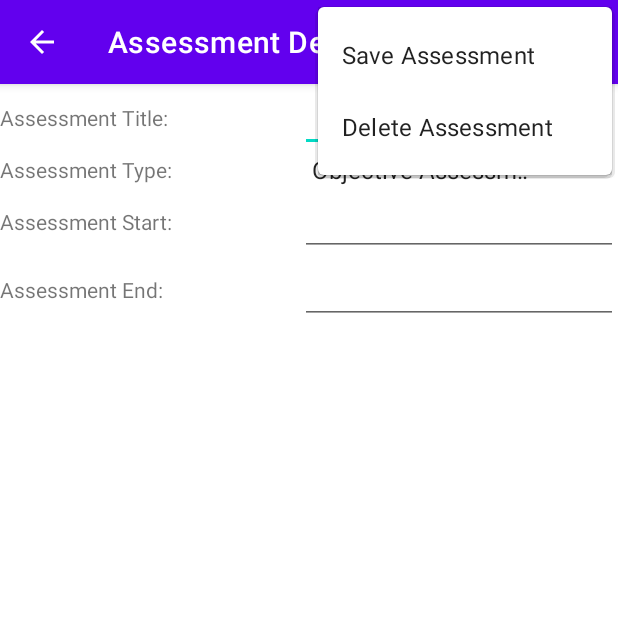
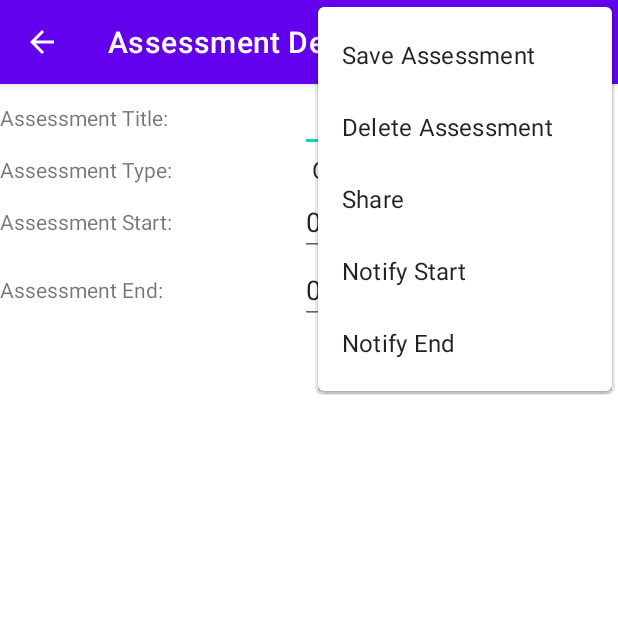
Before and after one commit to h0rak/termsApp, an Android app: the AssessmentDetail screen opened directly, with no data from a screen before it, with the options menu open, on a phone screen of 412 x 824 dp, the top half of it. Run offline under Robolectric (Android 15) with nearby library versions, the phone set to English and light mode, and no system bars; our stand-ins replace Room's generated code.

Commit message:
sixteenth commit string resources. messed with sharing and notifications on CourseDetailAssessmentList need to do AssessmentDetail next.

```diff
--- a/termsApp/app/src/main/java/com/example/termsapp/UI/AssessmentDetail.java
+++ b/termsApp/app/src/main/java/com/example/termsapp/UI/AssessmentDetail.java
@@ -62,19 +62,29 @@ public class AssessmentDetail extends AppCompatActivity {
         aTypeSpinner.setSelection(0);
         aType = aTypeSpinner.getSelectedItem().toString();
 
-        aStartEdit = findViewById(R.id.assessmentStartEditText);
-        aStart = getIntent().getStringExtra("aStart");
-        aStartEdit.setText(aStart);
-
-        aEndEdit = findViewById(R.id.assessmentEndEditText);
-        aEnd = getIntent().getStringExtra("aEnd");
-        aEndEdit.setText(aEnd);
-
         // testing for datePicker below
         String dateFormat = "MM/dd/yy";
         SimpleDateFormat sdf = new SimpleDateFormat(dateFormat, Locale.US);
         String currentDate = sdf.format(new Date());
         // testing or datePicker above
+
+        aStartEdit = findViewById(R.id.assessmentStartEditText);
+        aStart = getIntent().getStringExtra("aStart");
+        if (aStart == null) {
+            aStartEdit.setText(sdf.format(new Date()));
+        }
+        else {
+            aStartEdit.setText(aStart);
+        }
+
+        aEndEdit = findViewById(R.id.assessmentEndEditText);
+        aEnd = getIntent().getStringExtra("aEnd");
+        if (aEnd == null) {
+            aEndEdit.setText(sdf.format(new Date()));
+        } else
+            aEndEdit.setText(aEnd);
+
+
 
         aStartEdit.setOnClickListener(new View.OnClickListener() {
             @Override
--- a/termsApp/app/src/main/java/com/example/termsapp/UI/MainActivity.java
+++ b/termsApp/app/src/main/java/com/example/termsapp/UI/MainActivity.java
@@ -10,6 +10,8 @@ import android.widget.Button;
 import com.example.termsapp.R;
 
 public class MainActivity extends AppCompatActivity {
+
+    public static int numAlert;
 
     @Override
     protected void onCreate(Bundle savedInstanceState) {
--- a/termsApp/app/src/main/res/menu/menu_assessmentdetail.xml
+++ b/termsApp/app/src/main/res/menu/menu_assessmentdetail.xml
@@ -2,9 +2,18 @@
 <menu xmlns:android="http://schemas.android.com/apk/res/android">
 
     <item
-        android:title="Save Assessment"
+        android:title="@string/save_assessment"
         android:id="@+id/saveAssessment" />
     <item
-        android:title="Delete Assessment"
+        android:title="@string/delete_assessment"
         android:id="@+id/deleteAssessment" />
+    <item
+        android:id="@+id/share_assessment"
+        android:title="@string/share" />
+    <item
+        android:id="@+id/notify_start_assessment"
+        android:title="@string/notify_start" />
+    <item
+        android:id="@+id/notify_end_assessment"
+        android:title="@string/notify_end" />
 </menu>
--- a/termsApp/app/src/main/res/menu/menu_termdetail.xml
+++ b/termsApp/app/src/main/res/menu/menu_termdetail.xml
@@ -3,8 +3,8 @@
 
     <item
         android:id="@+id/saveTerm"
-        android:title="Save Term" />
+        android:title="@string/save_term" />
     <item
         android:id="@+id/deleteTerm"
-        android:title="Delete Term" />
+        android:title="@string/delete_term" />
 </menu>
--- a/termsApp/app/src/main/res/menu/menu_termlist.xml
+++ b/termsApp/app/src/main/res/menu/menu_termlist.xml
@@ -2,6 +2,6 @@
 <menu xmlns:android="http://schemas.android.com/apk/res/android">
 
     <item
-        android:title="Add Sample Terms"
+        android:title="@string/add_sample_terms"
         android:id="@+id/addSampleTerms" />
 </menu>
--- a/termsApp/app/src/main/res/values/strings.xml
+++ b/termsApp/app/src/main/res/values/strings.xml
@@ -2,7 +2,17 @@
     <string name="app_name">termsApp</string>
     <string name="channel_name">myChannel</string>
     <string name="channel_description">myChannelDescription</string>
-    <string name="idk">i _not_even_know</string>
+    <string name="notification">notification resource</string>
+    <string name="save_assessment">Save Assessment</string>
+    <string name="delete_assessment">Delete Assessment</string>
+    <string name="save_course">Save Course</string>
+    <string name="delete_course">Delete Course</string>
+    <string name="save_term">Save Term</string>
+    <string name="delete_term">Delete Term</string>
+    <string name="add_sample_terms">Add Sample Terms</string>
+    <string name="share">Share</string>
+    <string name="notify_start">Notify Start</string>
+    <string name="notify_end">Notify End</string>
     <string-array name="status_array">
         <item>Plan to Take</item>
         <item>In Progress</item>
```
Also changed, not shown: termsApp/app/src/main/java/com/example/termsapp/UI/CourseDetailAssessmentList.java (+64 -1 lines), termsApp/app/src/main/java/com/example/termsapp/UI/MyReceiver.java (+6 -5 lines), termsApp/app/src/main/java/com/example/termsapp/UI/TermDetailCourseList.java (+13 -2 lines), termsApp/app/src/main/res/menu/menu_coursedetail.xml (+11 -2 lines).
